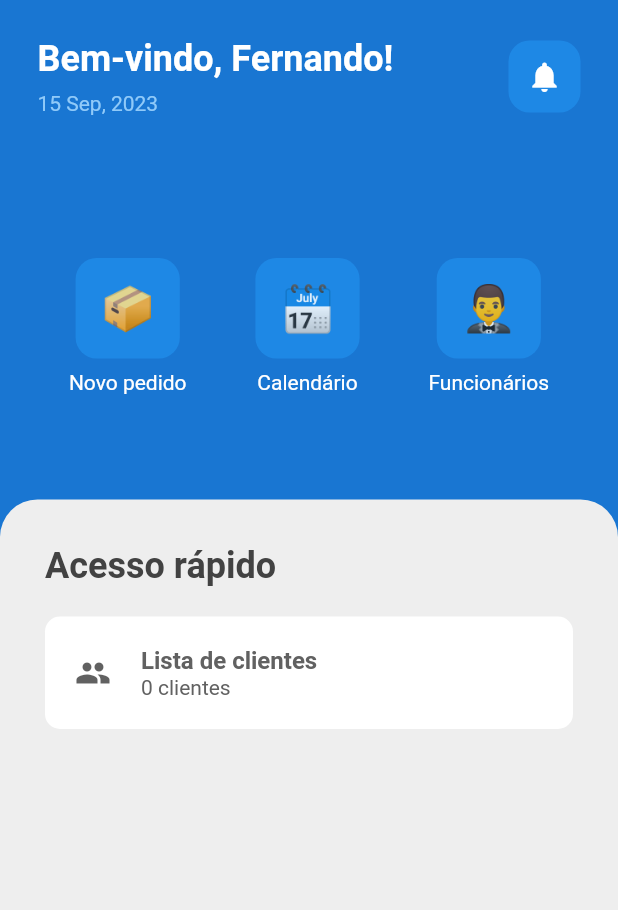
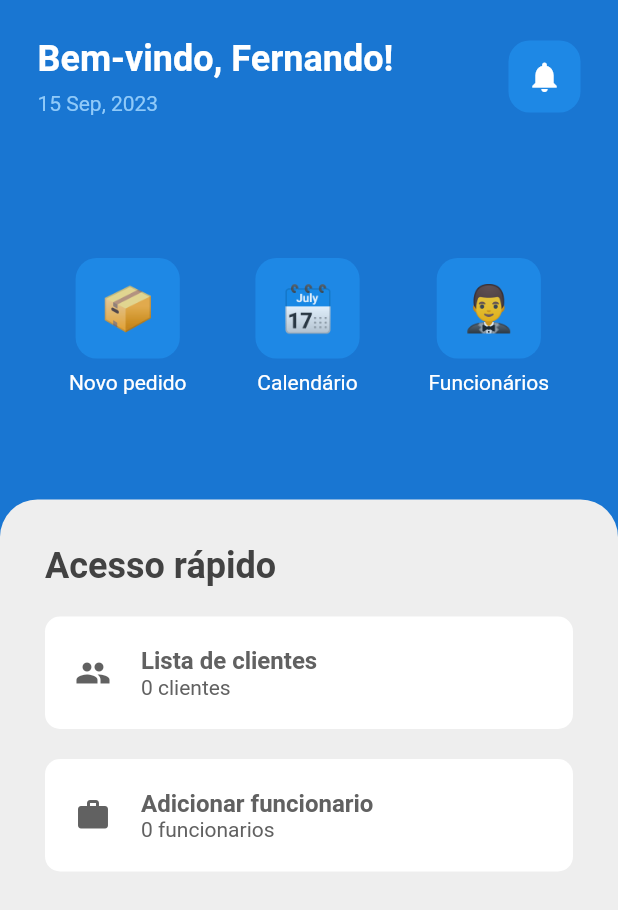
Before and after one commit to lilrau/HigLimp, a Flutter app: the screen it shows after launch, on a phone screen of 412 x 824 dp. Shown: the top 910 px of the screen. Run offline on Flutter 3.47's test engine with Material 2 defaults, Android fonts, the phone set to English and light mode, and no system bars; our stand-ins replace table_calendar, video_player; accounts and stored records are empty.

Commit message:
Começando funcao funcionarios e ajustes UI

```diff
--- a/lib/customers_list.dart
+++ b/lib/customers_list.dart
@@ -66,8 +66,9 @@ class _CustomersListPageState extends State<CustomersListPage> {
                       children: [
                         Text('Nome do Pedido: ${order.name}'),
                         Text('Preço do Pedido: ${order.price}'),
-                        Text(
-                            'Data do Pedido: $formattedDate'), // Usar a data formatada aqui
+                        Text('Data do Pedido: $formattedDate'),
+                        const Text(
+                            '----------------------------------------------------------'),
                         const SizedBox(height: 8.0),
                       ],
                     );
--- a/lib/home_page.dart
+++ b/lib/home_page.dart
@@ -3,10 +3,11 @@ import 'package:flutter/material.dart';
 import 'calendar.dart';
 import 'register.dart';
 import 'schedule.dart';
-import 'employees.dart';
+import 'employees_list.dart';
 import 'dart:async';
 import 'package:intl/intl.dart';
 import 'customers_list.dart';
+import 'new_employee.dart';
 
 class HomePage extends StatefulWidget {
   const HomePage({Key? key});
@@ -183,6 +184,7 @@ class _HomePageState extends State<HomePage> {
                           fontWeight: FontWeight.bold,
                         ),
                       ),
+                      // Acesso rapido lista de clientes
                       const SizedBox(height: 20),
                       Container(
                         width: double.infinity,
@@ -228,6 +230,52 @@ class _HomePageState extends State<HomePage> {
                             ),
                           ],
                         ),
+                      ),
+                      // Acesso rapido novo funcionario
+                      const SizedBox(height: 20),
+                      Container(
+                        width: double.infinity,
+                        padding: const EdgeInsets.all(20),
+                        decoration: BoxDecoration(
+                          color: Colors.white,
+                          borderRadius: BorderRadius.circular(10),
+                        ),
+                        child: Row(
+                          children: [
+                            Icon(
+                              Icons.work,
+                              color: Colors.grey[700],
+                            ),
+                            const SizedBox(width: 20),
+                            GestureDetector(
+                              onTap: () {
+                                Navigator.of(context).push(MaterialPageRoute(
+                                  builder: (context) => const NewEmployeesPage(),
+                                ));
+                              },
+                              child: Column(
+                                crossAxisAlignment: CrossAxisAlignment.start,
+                                children: [
+                                  Text(
+                                    'Adicionar funcionario',
+                                    style: TextStyle(
+                                      color: Colors.grey[700],
+                                      fontSize: 16,
+                                      fontWeight: FontWeight.bold,
+                                    ),
+                                  ),
+                                  Text(
+                                    '${allEmployees.length} funcionarios',
+                                    style: TextStyle(
+                                      color: Colors.grey[700],
+                                      fontSize: 14,
+                                    ),
+                                  ),
+                                ],
+                              ),
+                            ),
+                          ],
+                        ),
                       )
                     ],
                   ),
--- a/lib/register.dart
+++ b/lib/register.dart
@@ -93,8 +93,7 @@ class _RegisterPageState extends State<RegisterPage> {
                         email: _emailController.text,
                         orders: []);
 
-                    allCustomers
-                        .add(newCustomer);
+                    allCustomers.add(newCustomer);
 
                     _nameController.clear();
                     _phoneController.clear();
@@ -112,6 +111,9 @@ class _RegisterPageState extends State<RegisterPage> {
                     ));
                   }
                 },
+                style: ElevatedButton.styleFrom(
+                  backgroundColor: Colors.blue[800],
+                ),
                 child: const Text('Registrar'),
               ),
             ],
```
Also changed, not shown: lib/employee.dart (added, +11 -0 lines), lib/new_employee.dart (added, +24 -0 lines), lib/new_order.dart (+39 -5 lines), lib/employees_list.dart (renamed from lib/employees.dart).
